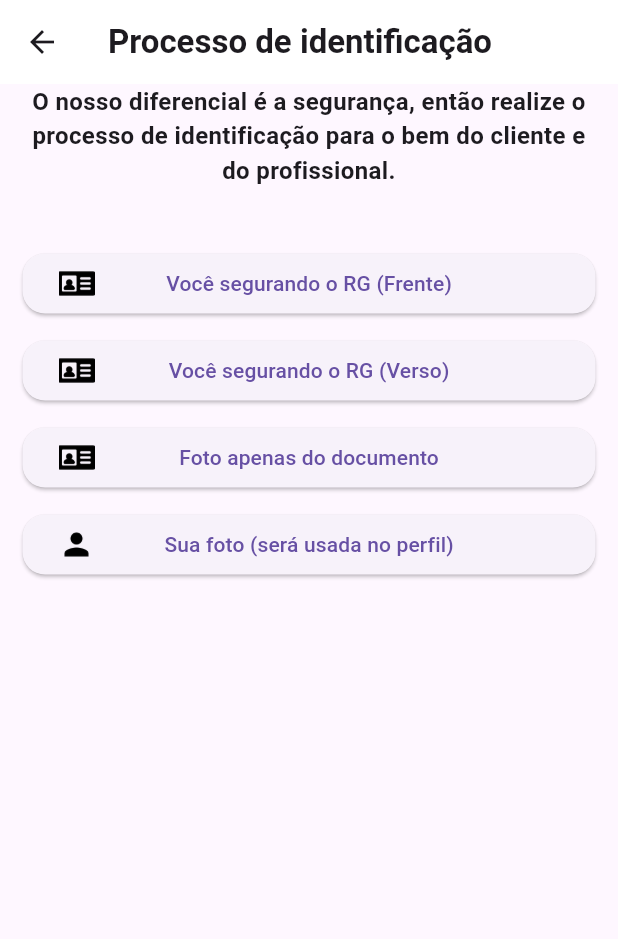
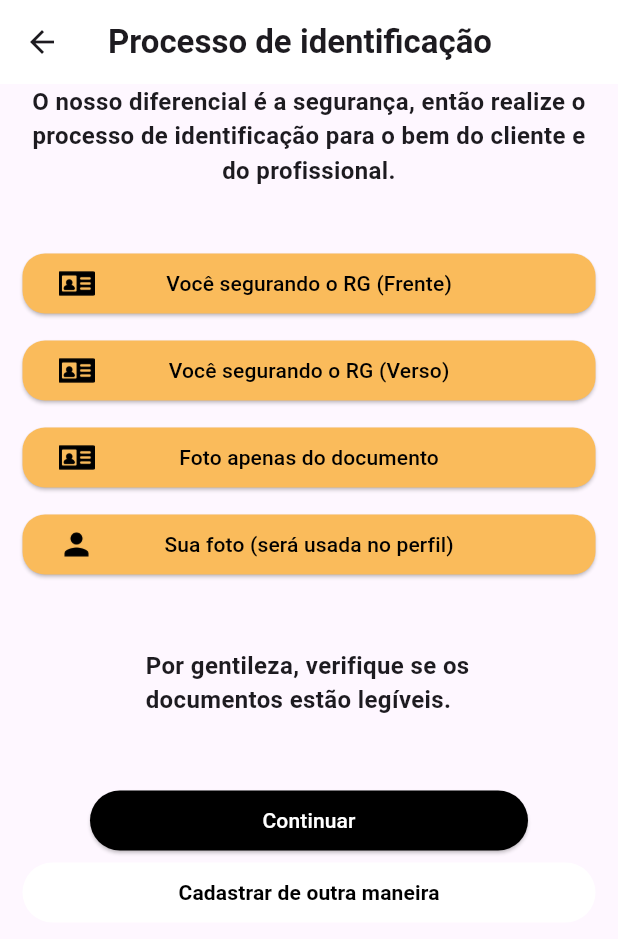
Before and after one commit to PedroLucasFernandes/conserta-ja, a Flutter app: the Documents screen opened by its route, on a phone screen of 412 x 824 dp. Shown: the top 939 px of the screen. Run offline on Flutter 3.47's test engine with Material 3 defaults, Android fonts, the phone set to English and light mode, and no system bars; our stand-ins replace image_picker.

Commit message:
feat: add image_picker in documents page, and other changes

```diff
--- a/lib/main.dart
+++ b/lib/main.dart
@@ -1,5 +1,6 @@
 import 'package:conserta_ja/pages/documents.dart';
 import 'package:conserta_ja/pages/emailsignup.dart';
+import 'package:conserta_ja/pages/homepage.dart';
 import 'package:conserta_ja/pages/loginpage.dart';
 import 'package:conserta_ja/pages/name.dart';
 import 'package:conserta_ja/pages/phonesignup.dart';
@@ -18,7 +19,8 @@ class MyApp extends StatelessWidget {
         "/emailsignup" : (context) => EmailSignup(),
         "/phonesignup" : (context) => PhoneSignup(),
         "/name" : (context) => Name(),
-        "/documents" : (context) => Documents()
+        "/documents" : (context) => Documents(),
+        "/homepage" : (context) => HomePage(),
       },
       title: "Conserta Já!",
       debugShowCheckedModeBanner: false,
--- a/lib/pages/documents.dart
+++ b/lib/pages/documents.dart
@@ -1,5 +1,6 @@
 import 'package:flutter/material.dart';
-import 'package:camera/camera.dart';
+import 'dart:io';
+import 'package:image_picker/image_picker.dart';
 
 class Documents extends StatefulWidget {
   @override
@@ -7,31 +8,20 @@ class Documents extends StatefulWidget {
 }
 
 class _DocumentsState extends State<Documents> {
-  late CameraController _controller;
-  late List<CameraDescription> cameras;
+  XFile? _pickedImage;
+  XFile? _pickedImage2;
+  XFile? _pickedImage3;
+  XFile? _pickedImage4;
 
-  @override
-  void initState() {
-    super.initState();
-    // Inicialize a câmera
-    availableCameras().then((availableCameras) {
-      cameras = availableCameras;
-      if (cameras.isNotEmpty) {
-        _controller = CameraController(cameras[0], ResolutionPreset.medium);
-        _controller.initialize().then((_) {
-          if (!mounted) {
-            return;
-          }
-          setState(() {});
+  void _pickImage() async {
+    final picker = ImagePicker();
+    final pickedImage = await picker.pickImage(source: ImageSource.gallery);
+
+    if (pickedImage != null) {
+      setState(() {
+        _pickedImage = pickedImage;
       });
     }
-    });
-  }
-
-  @override
-  void dispose() {
-    _controller?.dispose();
-    super.dispose();
   }
 
   @override
@@ -66,12 +56,26 @@ class _DocumentsState extends State<Documents> {
               height: 40,
             ),
             ElevatedButton(
+                style: ButtonStyle(
+                  backgroundColor:MaterialStatePropertyAll(Color(0XFFFABB5B)),
+                  shape: MaterialStatePropertyAll(
+                    RoundedRectangleBorder(
+                      borderRadius: BorderRadius.circular(15),
+                    ),
+                  ),
+                ),
                 child: Row(
                   mainAxisAlignment: MainAxisAlignment.spaceBetween,
                   children: [
                   Row(
                     children: [
-                    Image.asset(
+                      _pickedImage != null
+                          ? Image.file(
+                              File(_pickedImage!.path),
+                              height: 24,
+                              width: 24,
+                            )
+                          : Image.asset(
                               'assets/documento.png',
                               height: 24,
                               width: 24,
@@ -81,36 +85,44 @@ class _DocumentsState extends State<Documents> {
                   ),
                   Text(
                     "Você segurando o RG (Frente)",
+                    style: TextStyle(color: Colors.black),
                   ),
                   SizedBox(width: 32),
                 ],
               ),
-              onPressed: () {
-                if (_controller != null && _controller.value.isInitialized) {
-                  Navigator.push(
-                    context,
-                    MaterialPageRoute(
-                      builder: (context) => CameraPreview(_controller),
-                    ),
-                  );
+                onPressed: () async {
+                  final picker = ImagePicker();
+                  final pickedFile = await picker.pickImage(source: ImageSource.gallery);
+
+                  if (pickedFile != null) {
+                    setState(() {
+                      _pickedImage = pickedFile;
+                    });
                   }
                 },
+              ),
+            SizedBox(height: 10,),
+            ElevatedButton(
               style: ButtonStyle(
-                shape: MaterialStatePropertyAll(
+                backgroundColor: MaterialStateProperty.all(Color(0XFFFABB5B)),
+                shape: MaterialStateProperty.all(
                   RoundedRectangleBorder(
                     borderRadius: BorderRadius.circular(15),
                   ),
                 ),
               ),
-            ),
-            SizedBox(height: 10,),
-            ElevatedButton(
               child: Row(
                 mainAxisAlignment: MainAxisAlignment.spaceBetween,
                 children: [
                   Row(
                     children: [
-                    Image.asset(
+                      _pickedImage2 != null
+                          ? Image.file(
+                              File(_pickedImage2!.path),
+                              height: 24,
+                              width: 24,
+                            )
+                          : Image.asset(
                               'assets/documento.png',
                               height: 24,
                               width: 24,
@@ -120,36 +132,44 @@ class _DocumentsState extends State<Documents> {
                   ),
                   Text(
                     "Você segurando o RG (Verso)",
+                    style: TextStyle(color: Colors.black),
                   ),
                   SizedBox(width: 32),
                 ],
               ),
-              onPressed: () {
-                if (_controller != null && _controller.value.isInitialized) {
-                  Navigator.push(
-                    context,
-                    MaterialPageRoute(
-                      builder: (context) => CameraPreview(_controller),
-                    ),
-                  );
+              onPressed: () async {
+                final picker = ImagePicker();
+                final pickedFile = await picker.pickImage(source: ImageSource.gallery);
+
+                if (pickedFile != null) {
+                  setState(() {
+                    _pickedImage2 = pickedFile;
+                  });
                 }
               },
+            ),
+            SizedBox(height: 10,),
+            ElevatedButton(
               style: ButtonStyle(
-                shape: MaterialStatePropertyAll(
+                backgroundColor: MaterialStateProperty.all(Color(0XFFFABB5B)),
+                shape: MaterialStateProperty.all(
                   RoundedRectangleBorder(
                     borderRadius: BorderRadius.circular(15),
                   ),
                 ),
               ),
-            ),
-            SizedBox(height: 10,),
-            ElevatedButton(
               child: Row(
                 mainAxisAlignment: MainAxisAlignment.spaceBetween,
                 children: [
                   Row(
                     children: [
-                    Image.asset(
+                      _pickedImage3 != null
+                          ? Image.file(
+                              File(_pickedImage3!.path),
+                              height: 24,
+                              width: 24,
+                            )
+                          : Image.asset(
                               'assets/documento.png',
                               height: 24,
                               width: 24,
@@ -159,36 +179,44 @@ class _DocumentsState extends State<Documents> {
                   ),
                   Text(
                     "Foto apenas do documento",
+                    style: TextStyle(color: Colors.black),
                   ),
                   SizedBox(width: 32),
                 ],
               ),
-              onPressed: () {
-                if (_controller != null && _controller.value.isInitialized) {
-                  Navigator.push(
-                    context,
-                    MaterialPageRoute(
-                      builder: (context) => CameraPreview(_controller),
-                    ),
-                  );
+              onPressed: () async {
+                final picker = ImagePicker();
+                final pickedFile = await picker.pickImage(source: ImageSource.gallery);
+
+                if (pickedFile != null) {
+                  setState(() {
+                    _pickedImage3 = pickedFile;
+                  });
                 }
               },
+            ),
+            SizedBox(height: 10,),
+            ElevatedButton(
               style: ButtonStyle(
-                shape: MaterialStatePropertyAll(
+                backgroundColor: MaterialStateProperty.all(Color(0XFFFABB5B)),
+                shape: MaterialStateProperty.all(
                   RoundedRectangleBorder(
                     borderRadius: BorderRadius.circular(15),
                   ),
                 ),
               ),
-            ),
-            SizedBox(height: 10,),
-            ElevatedButton(
               child: Row(
                 mainAxisAlignment: MainAxisAlignment.spaceBetween,
                 children: [
                   Row(
                     children: [
-                    Image.asset(
+                      _pickedImage4 != null
+                          ? Image.file(
+                              File(_pickedImage4!.path),
+                              height: 24,
+                              width: 24,
+                            )
+                          : Image.asset(
                               'assets/perfil.png',
                               height: 24,
                               width: 24,
@@ -198,25 +226,71 @@ class _DocumentsState extends State<Documents> {
                   ),
                   Text(
                     "Sua foto (será usada no perfil)",
+                    style: TextStyle(color: Colors.black),
                   ),
                   SizedBox(width: 32),
                 ],
               ),
-              onPressed: () {
-                if (_controller != null && _controller.value.isInitialized) {
-                  Navigator.push(
-                    context,
-                    MaterialPageRoute(
-                      builder: (context) => CameraPreview(_controller),
-                    ),
-                  );
+              onPressed: () async {
+                final picker = ImagePicker();
+                final pickedFile = await picker.pickImage(source: ImageSource.gallery);
+
+                if (pickedFile != null) {
+                  setState(() {
+                    _pickedImage4 = pickedFile;
+                  });
                 }
               },
+            ),
+            Padding(
+              padding: const EdgeInsets.symmetric(
+                vertical: 45,
+                horizontal: 82,
+              ),
+              child: Text(
+                "Por gentileza, verifique se os documentos estão legíveis.",
+                style: TextStyle(
+                  fontSize: 16,
+                  fontWeight: FontWeight.bold,
+                ),
+              ),
+            ),
+            Padding(
+              padding: const EdgeInsets.symmetric(
+                horizontal: 45,
+              ),
+              child: ElevatedButton(
+                onPressed: () {
+                  Navigator.pushNamed(context, "/homepage");
+                },
                 style: ButtonStyle(
-                shape: MaterialStatePropertyAll(
-                  RoundedRectangleBorder(
-                    borderRadius: BorderRadius.circular(15),
+                  backgroundColor: MaterialStatePropertyAll(Colors.black)
                 ),
+                child: Text(
+                  "Continuar",
+                  style: TextStyle(
+                    color: Colors.white,
+                  ),
+                ),
+              ),
+            ),
+            ElevatedButton(
+              child: Text(
+                "Cadastrar de outra maneira",
+                style: TextStyle(
+                  fontWeight: FontWeight.bold,
+                  color: Colors.black,
+                ),
+              ),
+              onPressed: () {
+                Navigator.pushNamed(context, "/loginpage");
+              },
+              style: ButtonStyle(
+                backgroundColor: MaterialStatePropertyAll(
+                  Colors.white,
+                ),
+                elevation: MaterialStatePropertyAll(
+                  0,
                 ),
               ),
             ),
--- a/lib/pages/emailsignup.dart
+++ b/lib/pages/emailsignup.dart
@@ -110,7 +110,11 @@ class _EmailSignupState extends State<EmailSignup> {
                 ),
               ),
               child: Text(
-                "Cadastrar de outra maneira"
+                "Cadastrar de outra maneira",
+                style: TextStyle(
+                  fontWeight: FontWeight.bold,
+                  color: Colors.black,
+                ),
               ),
             ),
           ],
--- a/lib/pages/phonesignup.dart
+++ b/lib/pages/phonesignup.dart
@@ -100,7 +100,11 @@ class _PhoneSignupState extends State<PhoneSignup> {
             ),
             ElevatedButton(
               child: Text(
-                "Cadastrar de outra maneira"
+                "Cadastrar de outra maneira",
+                style: TextStyle(
+                  fontWeight: FontWeight.bold,
+                  color: Colors.black,
+                ),
               ),
               onPressed: () {
                 Navigator.pop(context);
--- a/pubspec.yaml
+++ b/pubspec.yaml
@@ -12,6 +12,7 @@ dependencies:
   flutter_svg: ^2.0.7
   cupertino_icons: ^1.0.2
   camera: ^0.10.5+5
+  image_picker: ^1.0.4
 
 dev_dependencies:
   flutter_test:
```
Also changed, not shown: lib/pages/homepage.dart (added, +15 -0 lines), lib/pages/loginpage.dart (+20 -0 lines), pubspec.lock, 1 other file. Lines whose indentation alone changed are shown as unchanged.
